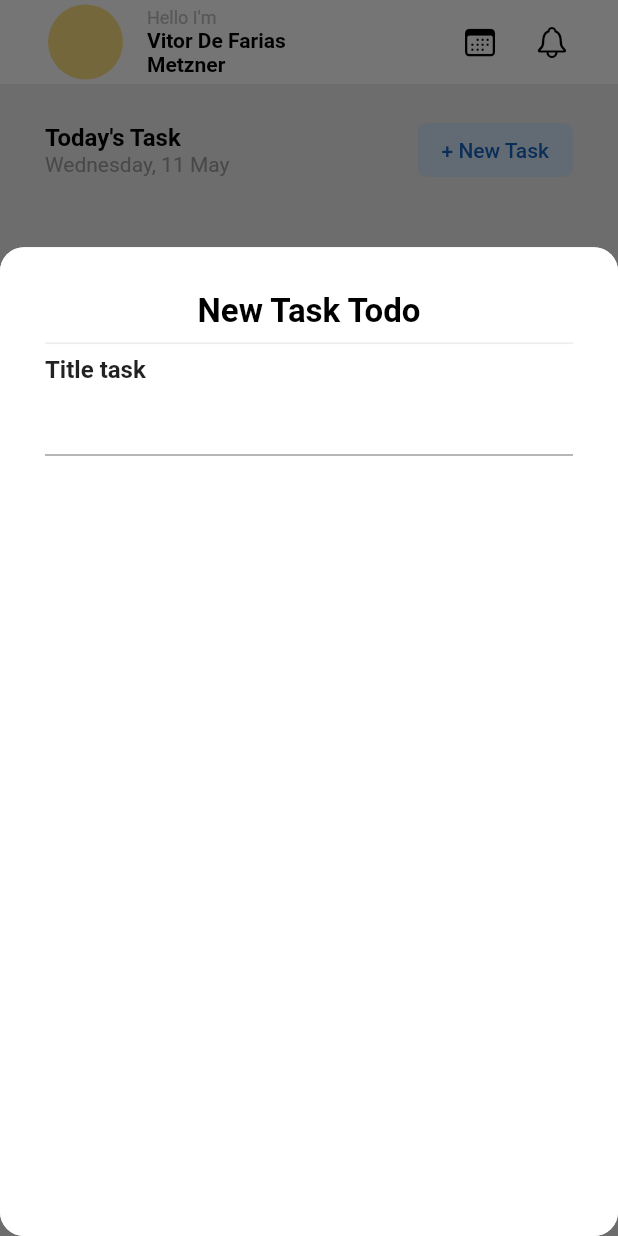
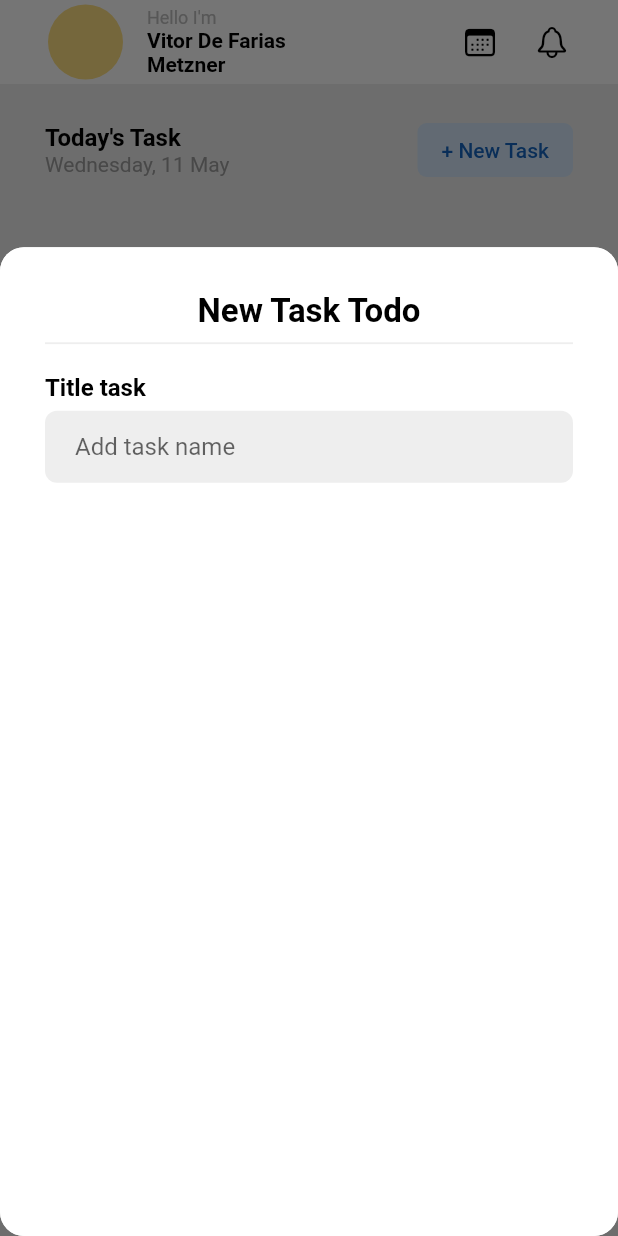
Before and after one commit to vitorfarias001/flutter-todo-app, a Flutter app: the screen it shows after launch, after a tap on "+ New Task", on a phone screen of 412 x 824 dp. Run offline on Flutter 3.47's test engine with Material 2 defaults, Android fonts, the phone set to English and light mode, and no system bars; our stand-ins replace gap.

Commit message:
add text field

```diff
--- /dev/null
+++ b/lib/constants/app_style.dart
@@ -0,0 +1,6 @@
+import 'package:flutter/material.dart';
+
+class AppStyle {
+  static const headingStyle =
+      TextStyle(fontSize: 16, fontWeight: FontWeight.w600, color: Colors.black);
+}
--- a/lib/widgets/show_modal.dart
+++ b/lib/widgets/show_modal.dart
@@ -1,4 +1,7 @@
 import 'package:flutter/material.dart';
+import 'package:gap/gap.dart';
+import 'package:todo_app/constants/app_style.dart';
+import 'package:todo_app/widgets/textfield_widget.dart';
 
 class AddNewTaskModal extends StatelessWidget {
   const AddNewTaskModal({
@@ -14,9 +17,7 @@ class AddNewTaskModal extends StatelessWidget {
         color: Colors.white,
         borderRadius: BorderRadius.circular(16),
       ),
-      child: Column(
-        crossAxisAlignment: CrossAxisAlignment.start,
-        children: [
+      child: Column(crossAxisAlignment: CrossAxisAlignment.start, children: [
         const SizedBox(
           width: double.infinity,
           child: Text(
@@ -33,10 +34,11 @@ class AddNewTaskModal extends StatelessWidget {
           thickness: 1.2,
           color: Colors.grey.shade200,
         ),
-          const Text('Title task', style: TextStyle(fontSize: 16, fontWeight: FontWeight.w700),),
-          const TextField(),
-        ],
-      ),
+        const Gap(12),
+        const Text('Title task', style: AppStyle.headingStyle),
+        const Gap(6),
+        const TextFieldWidget()
+      ]),
     );
   }
 }
--- /dev/null
+++ b/lib/widgets/textfield_widget.dart
@@ -0,0 +1,23 @@
+import 'package:flutter/material.dart';
+
+class TextFieldWidget extends StatelessWidget {
+  const TextFieldWidget({
+    super.key,
+  });
+  @override
+  Widget build(BuildContext context) {
+    return Container(
+      padding: const EdgeInsets.symmetric(horizontal: 20),
+      decoration: BoxDecoration(
+        color: Colors.grey.shade200,
+        borderRadius: BorderRadius.circular(8),
+      ),
+      child: const TextField(
+        decoration: InputDecoration(
+            enabledBorder: InputBorder.none,
+            focusedBorder: InputBorder.none,
+            hintText: 'Add task name'),
+      ),
+    );
+  }
+}
```
Also changed, not shown: lib/main.dart (+5 -6 lines). Lines whose indentation alone changed are shown as unchanged.
